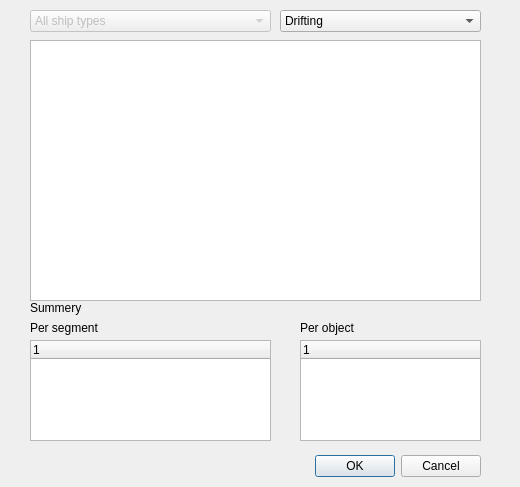
Old version of the form ui/result.ui in the repository axelande/OMRAT.
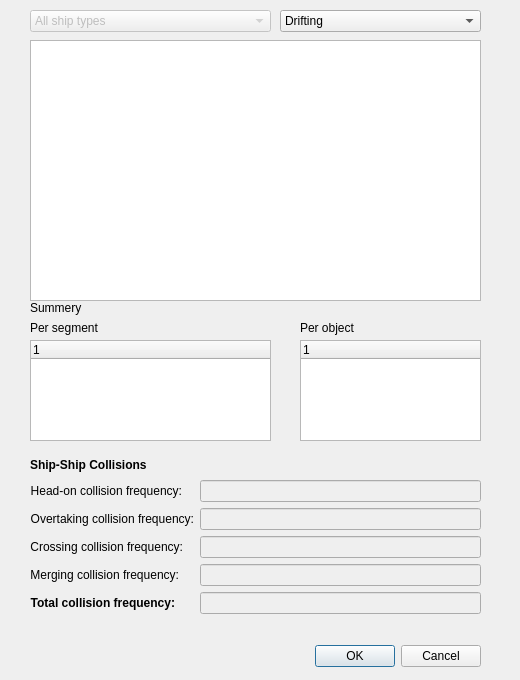
New version of the form.

The edit to the form file:
```diff
--- a/ui/result.ui
+++ b/ui/result.ui
@@ -7,7 +7,7 @@
     <x>0</x>
     <y>0</y>
     <width>520</width>
-    <height>487</height>
+    <height>680</height>
    </rect>
   </property>
   <property name="windowTitle">
@@ -17,7 +17,7 @@
    <property name="geometry">
     <rect>
      <x>140</x>
-     <y>450</y>
+     <y>640</y>
      <width>341</width>
      <height>32</height>
     </rect>
@@ -139,6 +139,128 @@
     </property>
    </item>
   </widget>
+  <widget class="QLabel" name="labelCollisionSection">
+   <property name="geometry">
+    <rect>
+     <x>30</x>
+     <y>455</y>
+     <width>200</width>
+     <height>20</height>
+    </rect>
+   </property>
+   <property name="font">
+    <font>
+     <weight>75</weight>
+     <bold>true</bold>
+    </font>
+   </property>
+   <property name="text">
+    <string>Ship-Ship Collisions</string>
+   </property>
+  </widget>
+  <widget class="QWidget" name="formLayoutWidget">
+   <property name="geometry">
+    <rect>
+     <x>30</x>
+     <y>480</y>
+     <width>451</width>
+     <height>150</height>
+    </rect>
+   </property>
+   <layout class="QFormLayout" name="formLayoutCollisions">
+    <item row="0" column="0">
+     <widget class="QLabel" name="labelHeadOnCollision">
+      <property name="text">
+       <string>Head-on collision frequency:</string>
+      </property>
+      <property name="alignment">
+       <set>Qt::AlignRight|Qt::AlignTrailing|Qt::AlignVCenter</set>
+      </property>
+     </widget>
+    </item>
+    <item row="0" column="1">
+     <widget class="QLineEdit" name="LEPHeadOnCollision">
+      <property name="enabled">
+       <bool>false</bool>
+      </property>
+     </widget>
+    </item>
+    <item row="1" column="0">
+     <widget class="QLabel" name="labelOvertakingCollision">
+      <property name="text">
+       <string>Overtaking collision frequency:</string>
+      </property>
+      <property name="alignment">
+       <set>Qt::AlignRight|Qt::AlignTrailing|Qt::AlignVCenter</set>
+      </property>
+     </widget>
+    </item>
+    <item row="1" column="1">
+     <widget class="QLineEdit" name="LEPOvertakingCollision">
+      <property name="enabled">
+       <bool>false</bool>
+      </property>
+     </widget>
+    </item>
+    <item row="2" column="0">
+     <widget class="QLabel" name="labelCrossingCollision">
+      <property name="text">
+       <string>Crossing collision frequency:</string>
+      </property>
+      <property name="alignment">
+       <set>Qt::AlignRight|Qt::AlignTrailing|Qt::AlignVCenter</set>
+      </property>
+     </widget>
+    </item>
+    <item row="2" column="1">
+     <widget class="QLineEdit" name="LEPCrossingCollision">
+      <property name="enabled">
+       <bool>false</bool>
+      </property>
+     </widget>
+    </item>
+    <item row="3" column="0">
+     <widget class="QLabel" name="labelMergingCollision">
+      <property name="text">
+       <string>Merging collision frequency:</string>
+      </property>
+      <property name="alignment">
+       <set>Qt::AlignRight|Qt::AlignTrailing|Qt::AlignVCenter</set>
+      </property>
+     </widget>
+    </item>
+    <item row="3" column="1">
+     <widget class="QLineEdit" name="LEPMergingCollision">
+      <property name="enabled">
+       <bool>false</bool>
+      </property>
+     </widget>
+    </item>
+    <item row="4" column="0">
+     <widget class="QLabel" name="labelTotalCollision">
+      <property name="font">
+       <font>
+        <weight>75</weight>
+        <bold>true</bold>
+       </font>
+      </property>
+      <property name="text">
+       <string>Total collision frequency:</string>
+      </property>
+      <property name="alignment">
+       <set>Qt::AlignRight|Qt::AlignTrailing|Qt::AlignVCenter</set>
+      </property>
+     </widget>
+    </item>
+    <item row="4" column="1">
+     <widget class="QLineEdit" name="LEPTotalCollision">
+      <property name="enabled">
+       <bool>false</bool>
+      </property>
+     </widget>
+    </item>
+   </layout>
+  </widget>
  </widget>
  <resources/>
  <connections>
```
